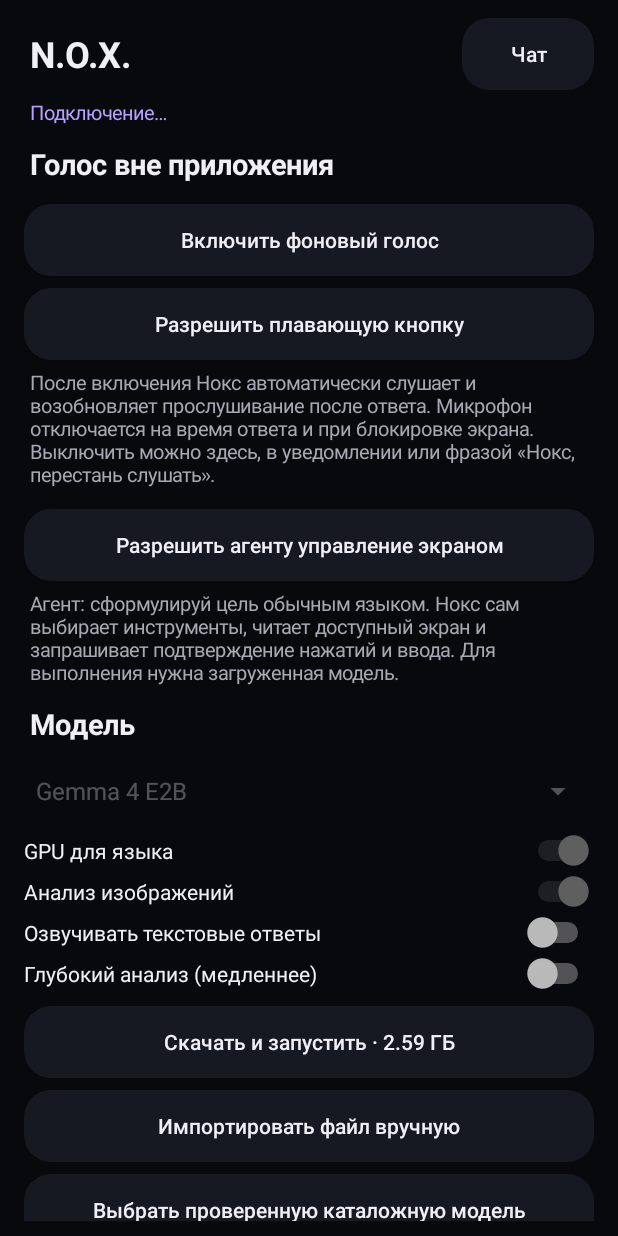
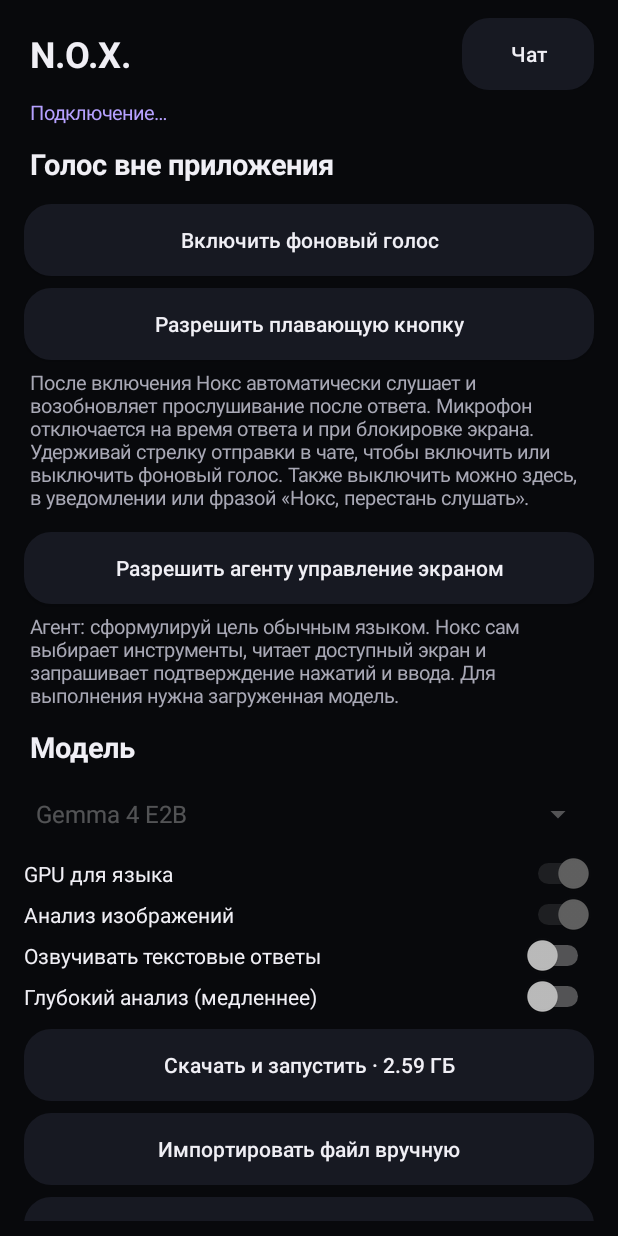
Before and after one commit to smaks190-crypto/auto-chess-, an Android app: the screen it shows after launch (MainActivity), after a tap on "Включить фоновый голос", on a phone screen of 412 x 824 dp. Run offline under Robolectric (Android 15) with nearby library versions, the phone set to English and light mode, and no system bars; 1 other tap on this screen came first.

Commit message:
feat: toggle background voice by holding chat send button without sending draft

```diff
--- a/app/src/main/java/dev/nox/local/MainActivity.kt
+++ b/app/src/main/java/dev/nox/local/MainActivity.kt
@@ -160,7 +160,16 @@ class MainActivity : Activity() {
                 s.ask(command, s.attachedImage, tts.isChecked, deep.isChecked)
                 input.text.clear()
             }
-        }.apply { contentDescription = "Отправить"; setTextColor(bg); background = panel(accent, 24) }
+        }.apply {
+            contentDescription = "Отправить. Удерживай для фонового голоса"
+            tooltipText = "Удерживай для переключения фонового голоса"
+            setTextColor(bg)
+            background = panel(accent, 24)
+            setOnLongClickListener {
+                toggleBackgroundVoice()
+                true // Consume the hold: releasing must not send or clear the draft.
+            }
+        }
         composer.addView(send, LinearLayout.LayoutParams(dp(48), dp(48)))
         stopGeneration = button("■") { service?.cancelGeneration() }.apply {
             contentDescription = "Остановить генерацию"
@@ -176,14 +185,14 @@ class MainActivity : Activity() {
         root.addView(settingsPage, LinearLayout.LayoutParams(-1, 0, 1f))
         settings.addView(textLabel("Голос вне приложения", 19f).apply { typeface = Typeface.DEFAULT_BOLD })
         backgroundButton = addButton(settings, "Включить фоновый голос", false) {
-            if (service?.background == true) service?.disableBackground() else voice(true)
+            toggleBackgroundVoice()
         }
         overlayButton = addButton(settings, "Разрешить плавающую кнопку", false) {
             if (Settings.canDrawOverlays(this)) service?.syncOverlay()
             else startActivity(Intent(Settings.ACTION_MANAGE_OVERLAY_PERMISSION, Uri.parse("package:" + packageName)))
             render()
         }
-        settings.addView(textLabel("После включения Нокс автоматически слушает и возобновляет прослушивание после ответа. Микрофон отключается на время ответа и при блокировке экрана. Выключить можно здесь, в уведомлении или фразой «Нокс, перестань слушать».", 13f, muted))
+        settings.addView(textLabel("После включения Нокс автоматически слушает и возобновляет прослушивание после ответа. Микрофон отключается на время ответа и при блокировке экрана. Удерживай стрелку отправки в чате, чтобы включить или выключить фоновый голос. Также выключить можно здесь, в уведомлении или фразой «Нокс, перестань слушать».", 13f, muted))
         addButton(settings, "Разрешить агенту управление экраном", false) {
             startActivity(Intent(Settings.ACTION_ACCESSIBILITY_SETTINGS))
         }
@@ -267,6 +276,7 @@ class MainActivity : Activity() {
         modelButton.text = if (exists) "Запустить " + pkg.name else "Скачать и запустить · " +
             String.format(Locale.US, "%.2f", pkg.size / 1e9) + " ГБ"
         backgroundButton.text = if (s?.background == true) "Выключить фоновый голос" else "Включить фоновый голос"
+        send.contentDescription = "Отправить. Удерживай, чтобы " + if (s?.background == true) "выключить фоновый голос" else "включить фоновый голос"
         overlayButton.text = if (Settings.canDrawOverlays(this)) "Плавающая кнопка разрешена" else "Разрешить плавающую кнопку"
         workControls.forEach { it.isEnabled = !busy }
         gpu.isEnabled = !busy && !pkg.cpuOnly
@@ -335,6 +345,11 @@ class MainActivity : Activity() {
             .putBoolean("vision", vision.isChecked).apply()
     }
 
+    private fun toggleBackgroundVoice() {
+        val s = service ?: return
+        if (s.background) s.disableBackground() else voice(true)
+    }
+
     private fun voice(background: Boolean) {
         val permissions = mutableListOf<String>()
         if (checkSelfPermission(Manifest.permission.RECORD_AUDIO) != PackageManager.PERMISSION_GRANTED)
```
